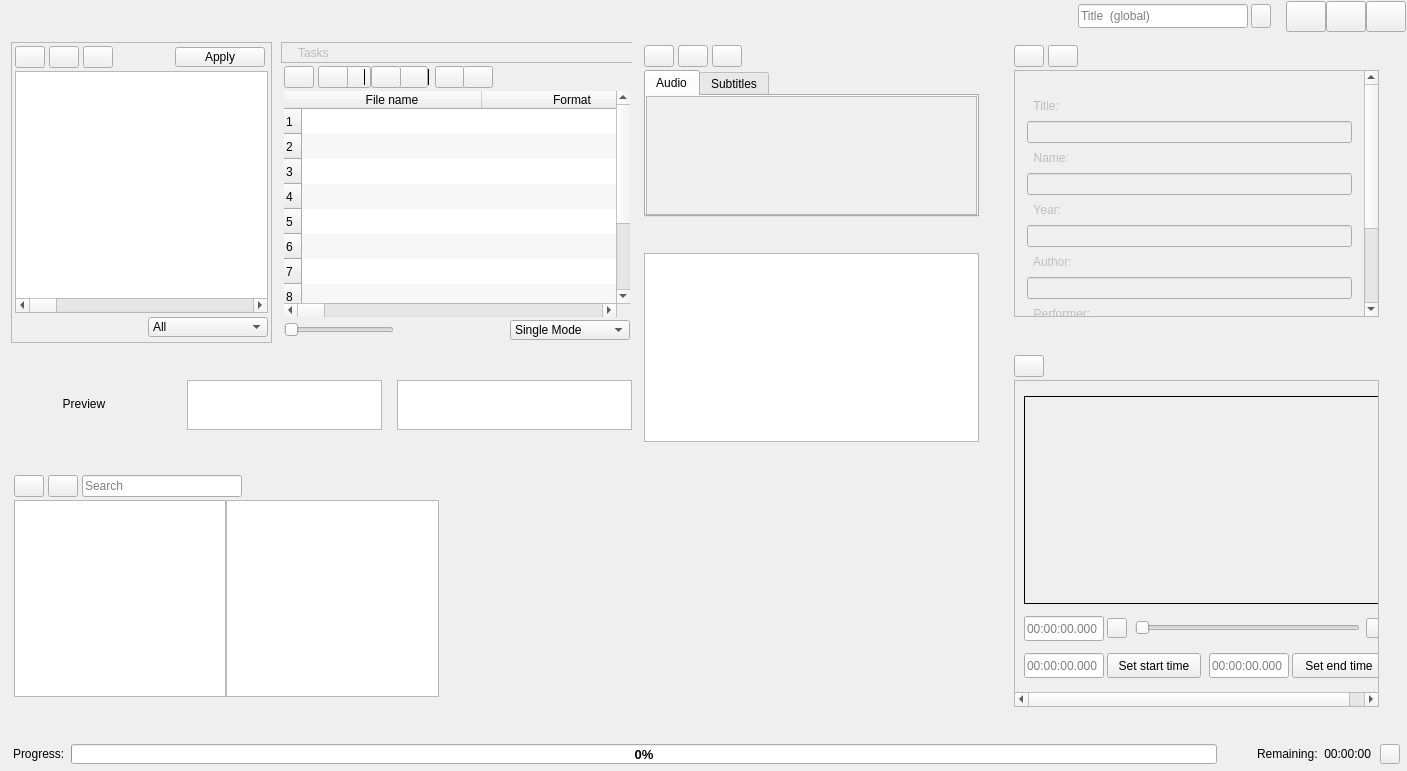
This is app/mainwindow.ui in CineEncoder/cine-encoder as Qt 5 draws it before an edit. The edited form follows.
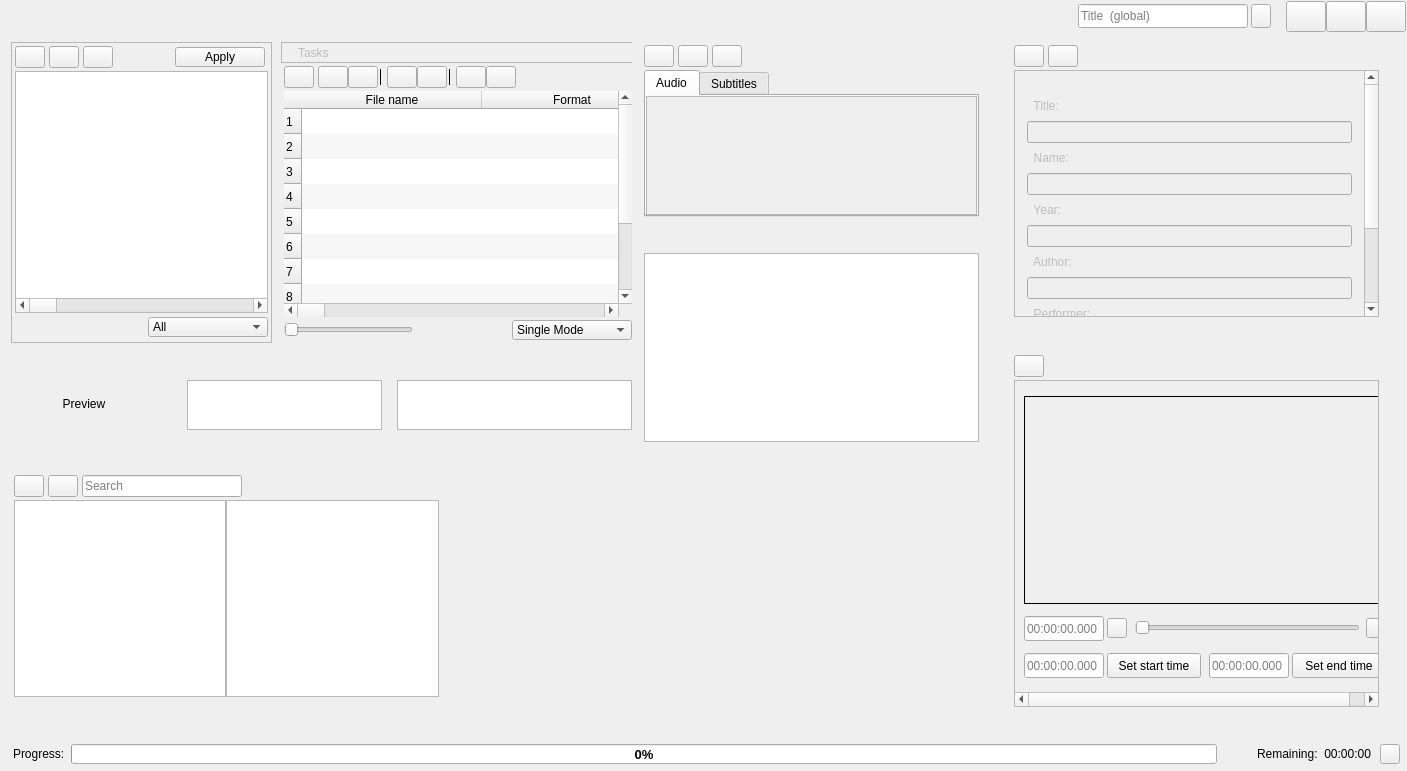
This is the edited form. Icons and pictures are not drawn. Custom widgets are drawn as their Qt base class.

Diff of the .ui file:
```diff
--- a/app/mainwindow.ui
+++ b/app/mainwindow.ui
@@ -2131,142 +2131,58 @@
                <property name="verticalSpacing">
                 <number>3</number>
                </property>
-               <item row="0" column="0" colspan="29">
-                <widget class="QFrame" name="frameTaskHeader">
+               <item row="2" column="18">
+                <widget class="QPushButton" name="start">
+                 <property name="enabled">
+                  <bool>true</bool>
+                 </property>
+                 <property name="sizePolicy">
+                  <sizepolicy hsizetype="Fixed" vsizetype="Fixed">
+                   <horstretch>0</horstretch>
+                   <verstretch>0</verstretch>
+                  </sizepolicy>
+                 </property>
                  <property name="minimumSize">
                   <size>
-                   <width>0</width>
-                   <height>21</height>
+                   <width>30</width>
+                   <height>22</height>
                   </size>
                  </property>
                  <property name="maximumSize">
                   <size>
-                   <width>3840</width>
-                   <height>30</height>
+                   <width>30</width>
+                   <height>22</height>
                   </size>
                  </property>
-                 <property name="frameShape">
-                  <enum>QFrame::StyledPanel</enum>
+                 <property name="toolTip">
+                  <string>Encode</string>
                  </property>
-                 <property name="frameShadow">
-                  <enum>QFrame::Raised</enum>
+                 <property name="text">
+                  <string/>
                  </property>
-                 <layout class="QGridLayout" name="gridLayout_27">
-                  <property name="leftMargin">
-                   <number>0</number>
-                  </property>
-                  <property name="topMargin">
-                   <number>0</number>
-                  </property>
-                  <property name="rightMargin">
-                   <number>0</number>
-                  </property>
-                  <property name="bottomMargin">
-                   <number>0</number>
-                  </property>
-                  <item row="0" column="2">
-                   <spacer name="horizontalSpacer_13">
-                    <property name="orientation">
-                     <enum>Qt::Horizontal</enum>
-                    </property>
-                    <property name="sizeType">
-                     <enum>QSizePolicy::Fixed</enum>
-                    </property>
-                    <property name="sizeHint" stdset="0">
-                     <size>
-                      <width>9</width>
-                      <height>9</height>
-                     </size>
-                    </property>
-                   </spacer>
-                  </item>
-                  <item row="0" column="5">
-                   <widget class="QPushButton" name="closeTWindow">
-                    <property name="minimumSize">
-                     <size>
-                      <width>20</width>
-                      <height>0</height>
-                     </size>
-                    </property>
-                    <property name="maximumSize">
-                     <size>
-                      <width>20</width>
-                      <height>20</height>
-                     </size>
-                    </property>
-                    <property name="text">
-                     <string/>
-                    </property>
-                    <property name="iconSize">
-                     <size>
-                      <width>10</width>
-                      <height>10</height>
-                     </size>
-                    </property>
-                    <property name="flat">
-                     <bool>true</bool>
-                    </property>
-                   </widget>
-                  </item>
-                  <item row="0" column="4">
-                   <spacer name="horizontalSpacer_19">
-                    <property name="orientation">
-                     <enum>Qt::Horizontal</enum>
-                    </property>
-                    <property name="sizeType">
-                     <enum>QSizePolicy::Expanding</enum>
-                    </property>
-                    <property name="sizeHint" stdset="0">
-                     <size>
-                      <width>9</width>
-                      <height>9</height>
-                     </size>
-                    </property>
-                   </spacer>
-                  </item>
-                  <item row="0" column="1">
-                   <widget class="QLabel" name="label_header">
-                    <property name="enabled">
-                     <bool>false</bool>
-                    </property>
-                    <property name="minimumSize">
-                     <size>
-                      <width>0</width>
-                      <height>20</height>
-                     </size>
-                    </property>
-                    <property name="maximumSize">
-                     <size>
-                      <width>3840</width>
-                      <height>30</height>
-                     </size>
-                    </property>
-                    <property name="text">
-                     <string>Tasks</string>
-                    </property>
-                   </widget>
-                  </item>
-                  <item row="0" column="0">
-                   <spacer name="horizontalSpacer">
-                    <property name="orientation">
-                     <enum>Qt::Horizontal</enum>
-                    </property>
-                    <property name="sizeType">
-                     <enum>QSizePolicy::Fixed</enum>
-                    </property>
-                    <property name="sizeHint" stdset="0">
-                     <size>
-                      <width>16</width>
-                      <height>9</height>
-                     </size>
-                    </property>
-                   </spacer>
-                  </item>
-                 </layout>
+                 <property name="iconSize">
+                  <size>
+                   <width>16</width>
+                   <height>16</height>
+                  </size>
+                 </property>
                 </widget>
                </item>
-               <item row="2" column="9">
-                <spacer name="horizontalSpacer_15">
+               <item row="2" column="21" colspan="10">
+                <spacer name="horizontalSpacer_50">
+                 <property name="orientation">
+                  <enum>Qt::Horizontal</enum>
+                 </property>
+                 <property name="sizeHint" stdset="0">
+                  <size>
+                   <width>40</width>
+                   <height>20</height>
+                  </size>
+                 </property>
+                </spacer>
+               </item>
+               <item row="2" column="3">
+                <spacer name="horizontalSpacer_44">
                  <property name="orientation">
                   <enum>Qt::Horizontal</enum>
                  </property>
@@ -2281,23 +2197,7 @@
                  </property>
                 </spacer>
                </item>
-               <item row="4" column="0">
-                <spacer name="horizontalSpacer_40">
-                 <property name="orientation">
-                  <enum>Qt::Horizontal</enum>
-                 </property>
-                 <property name="sizeType">
-                  <enum>QSizePolicy::Fixed</enum>
-                 </property>
-                 <property name="sizeHint" stdset="0">
-                  <size>
-                   <width>3</width>
-                   <height>6</height>
-                  </size>
-                 </property>
-                </spacer>
-               </item>
-               <item row="2" column="15">
+               <item row="2" column="17">
                 <spacer name="horizontalSpacer_18">
                  <property name="orientation">
                   <enum>Qt::Horizontal</enum>
@@ -2313,8 +2213,61 @@
                  </property>
                 </spacer>
                </item>
+               <item row="2" column="6">
+                <widget class="QPushButton" name="removeAllFiles">
+                 <property name="enabled">
+                  <bool>true</bool>
+                 </property>
+                 <property name="sizePolicy">
+                  <sizepolicy hsizetype="Fixed" vsizetype="Fixed">
+                   <horstretch>0</horstretch>
+                   <verstretch>0</verstretch>
+                  </sizepolicy>
+                 </property>
+                 <property name="minimumSize">
+                  <size>
+                   <width>30</width>
+                   <height>22</height>
+                  </size>
+                 </property>
+                 <property name="maximumSize">
+                  <size>
+                   <width>30</width>
+                   <height>22</height>
+                  </size>
+                 </property>
+                 <property name="toolTip">
+                  <string>Clear the list</string>
+                 </property>
+                 <property name="text">
+                  <string/>
+                 </property>
+                 <property name="default">
+                  <bool>false</bool>
+                 </property>
+                 <property name="flat">
+                  <bool>false</bool>
+                 </property>
+                </widget>
+               </item>
+               <item row="2" column="13">
+                <spacer name="horizontalSpacer_8">
+                 <property name="orientation">
+                  <enum>Qt::Horizontal</enum>
+                 </property>
+                 <property name="sizeType">
+                  <enum>QSizePolicy::Fixed</enum>
+                 </property>
+                 <property name="sizeHint" stdset="0">
+                  <size>
+                   <width>6</width>
+                   <height>9</height>
+                  </size>
+                 </property>
+                </spacer>
+               </item>
                <item row="2" column="7">
-                <spacer name="horizontalSpacer_24">
+                <spacer name="horizontalSpacer_25">
                  <property name="orientation">
                   <enum>Qt::Horizontal</enum>
                  </property>
@@ -2329,7 +2282,151 @@
                  </property>
                 </spacer>
                </item>
-               <item row="4" column="1" colspan="27" alignment="Qt::AlignHCenter">
+               <item row="2" column="10">
+                <widget class="QPushButton" name="sortUp">
+                 <property name="sizePolicy">
+                  <sizepolicy hsizetype="Fixed" vsizetype="Fixed">
+                   <horstretch>0</horstretch>
+                   <verstretch>0</verstretch>
+                  </sizepolicy>
+                 </property>
+                 <property name="minimumSize">
+                  <size>
+                   <width>30</width>
+                   <height>22</height>
+                  </size>
+                 </property>
+                 <property name="maximumSize">
+                  <size>
+                   <width>30</width>
+                   <height>22</height>
+                  </size>
+                 </property>
+                 <property name="toolTip">
+                  <string>Sort A-Z</string>
+                 </property>
+                 <property name="text">
+                  <string/>
+                 </property>
+                </widget>
+               </item>
+               <item row="5" column="23" colspan="8" alignment="Qt::AlignVCenter">
+                <widget class="QComboBox" name="comboBoxMode">
+                 <property name="sizePolicy">
+                  <sizepolicy hsizetype="Preferred" vsizetype="Fixed">
+                   <horstretch>0</horstretch>
+                   <verstretch>0</verstretch>
+                  </sizepolicy>
+                 </property>
+                 <property name="minimumSize">
+                  <size>
+                   <width>120</width>
+                   <height>0</height>
+                  </size>
+                 </property>
+                 <property name="maximumSize">
+                  <size>
+                   <width>130</width>
+                   <height>20</height>
+                  </size>
+                 </property>
+                 <property name="toolTip">
+                  <string>Mode</string>
+                 </property>
+                 <item>
+                  <property name="text">
+                   <string>Single Mode</string>
+                  </property>
+                 </item>
+                 <item>
+                  <property name="text">
+                   <string>Batch Mode</string>
+                  </property>
+                 </item>
+                </widget>
+               </item>
+               <item row="2" column="16">
+                <widget class="QPushButton" name="stop">
+                 <property name="enabled">
+                  <bool>true</bool>
+                 </property>
+                 <property name="sizePolicy">
+                  <sizepolicy hsizetype="Fixed" vsizetype="Fixed">
+                   <horstretch>0</horstretch>
+                   <verstretch>0</verstretch>
+                  </sizepolicy>
+                 </property>
+                 <property name="minimumSize">
+                  <size>
+                   <width>30</width>
+                   <height>22</height>
+                  </size>
+                 </property>
+                 <property name="maximumSize">
+                  <size>
+                   <width>30</width>
+                   <height>22</height>
+                  </size>
+                 </property>
+                 <property name="toolTip">
+                  <string>Stop</string>
+                 </property>
+                 <property name="text">
+                  <string/>
+                 </property>
+                </widget>
+               </item>
+               <item row="2" column="4">
+                <widget class="QPushButton" name="removeFile">
+                 <property name="enabled">
+                  <bool>true</bool>
+                 </property>
+                 <property name="sizePolicy">
+                  <sizepolicy hsizetype="Fixed" vsizetype="Fixed">
+                   <horstretch>0</horstretch>
+                   <verstretch>0</verstretch>
+                  </sizepolicy>
+                 </property>
+                 <property name="minimumSize">
+                  <size>
+                   <width>30</width>
+                   <height>22</height>
+                  </size>
+                 </property>
+                 <property name="maximumSize">
+                  <size>
+                   <width>30</width>
+                   <height>22</height>
+                  </size>
+                 </property>
+                 <property name="toolTip">
+                  <string>Remove from the list</string>
+                 </property>
+                 <property name="text">
+                  <string/>
+                 </property>
+                 <property name="default">
+                  <bool>false</bool>
+                 </property>
+                 <property name="flat">
+                  <bool>false</bool>
+                 </property>
+                </widget>
+               </item>
+               <item row="2" column="20">
+                <spacer name="horizontalSpacer_41">
+                 <property name="orientation">
+                  <enum>Qt::Horizontal</enum>
+                 </property>
+                 <property name="sizeHint" stdset="0">
+                  <size>
+                   <width>40</width>
+                   <height>20</height>
+                  </size>
+                 </property>
+                </spacer>
+               </item>
+               <item row="4" column="1" colspan="30" alignment="Qt::AlignHCenter">
                 <widget class="QTableWidget" name="tableWidget">
                  <property name="enabled">
                   <bool>true</bool>
@@ -2723,172 +2820,7 @@
                  </column>
                 </widget>
                </item>
-               <item row="2" column="5">
-                <widget class="QPushButton" name="removeAllFiles">
-                 <property name="enabled">
-                  <bool>true</bool>
-                 </property>
-                 <property name="sizePolicy">
-                  <sizepolicy hsizetype="Fixed" vsizetype="Fixed">
-                   <horstretch>0</horstretch>
-                   <verstretch>0</verstretch>
-                  </sizepolicy>
-                 </property>
-                 <property name="minimumSize">
-                  <size>
-                   <width>30</width>
-                   <height>22</height>
-                  </size>
-                 </property>
-                 <property name="maximumSize">
-                  <size>
-                   <width>30</width>
-                   <height>22</height>
-                  </size>
-                 </property>
-                 <property name="toolTip">
-                  <string>Clear the list</string>
-                 </property>
-                 <property name="text">
-                  <string/>
-                 </property>
-                 <property name="default">
-                  <bool>false</bool>
-                 </property>
-                 <property name="flat">
-                  <bool>false</bool>
-                 </property>
-                </widget>
-               </item>
-               <item row="2" column="4">
-                <widget class="QPushButton" name="removeFile">
-                 <property name="enabled">
-                  <bool>true</bool>
-                 </property>
-                 <property name="sizePolicy">
-                  <sizepolicy hsizetype="Fixed" vsizetype="Fixed">
-                   <horstretch>0</horstretch>
-                   <verstretch>0</verstretch>
-                  </sizepolicy>
-                 </property>
-                 <property name="minimumSize">
-                  <size>
-                   <width>30</width>
-                   <height>22</height>
-                  </size>
-                 </property>
-                 <property name="maximumSize">
-                  <size>
-                   <width>30</width>
-                   <height>22</height>
-                  </size>
-                 </property>
-                 <property name="toolTip">
-                  <string>Remove from the list</string>
-                 </property>
-                 <property name="text">
-                  <string/>
-                 </property>
-                 <property name="default">
-                  <bool>false</bool>
-                 </property>
-                 <property name="flat">
-                  <bool>false</bool>
-                 </property>
-                </widget>
-               </item>
-               <item row="2" column="14">
-                <widget class="QPushButton" name="stop">
-                 <property name="enabled">
-                  <bool>true</bool>
-                 </property>
-                 <property name="sizePolicy">
-                  <sizepolicy hsizetype="Fixed" vsizetype="Fixed">
-                   <horstretch>0</horstretch>
-                   <verstretch>0</verstretch>
-                  </sizepolicy>
-                 </property>
-                 <property name="minimumSize">
-                  <size>
-                   <width>30</width>
-                   <height>22</height>
-                  </size>
-                 </property>
-                 <property name="maximumSize">
-                  <size>
-                   <width>30</width>
-                   <height>22</height>
-                  </size>
-                 </property>
-                 <property name="toolTip">
-                  <string>Stop</string>
-                 </property>
-                 <property name="text">
-                  <string/>
-                 </property>
-                </widget>
-               </item>
-               <item row="2" column="11">
-                <spacer name="horizontalSpacer_8">
-                 <property name="orientation">
-                  <enum>Qt::Horizontal</enum>
-                 </property>
-                 <property name="sizeType">
-                  <enum>QSizePolicy::Fixed</enum>
-                 </property>
-                 <property name="sizeHint" stdset="0">
-                  <size>
-                   <width>6</width>
-                   <height>9</height>
-                  </size>
-                 </property>
-                </spacer>
-               </item>
-               <item row="2" column="10">
-                <widget class="QPushButton" name="sortDown">
-                 <property name="sizePolicy">
-                  <sizepolicy hsizetype="Fixed" vsizetype="Fixed">
-                   <horstretch>0</horstretch>
-                   <verstretch>0</verstretch>
-                  </sizepolicy>
-                 </property>
-                 <property name="minimumSize">
-                  <size>
-                   <width>30</width>
-                   <height>22</height>
-                  </size>
-                 </property>
-                 <property name="maximumSize">
-                  <size>
-                   <width>60</width>
-                   <height>44</height>
-                  </size>
-                 </property>
-                 <property name="toolTip">
-                  <string>Sort Z-A</string>
-                 </property>
-                 <property name="text">
-                  <string/>
-                 </property>
-                </widget>
-               </item>
-               <item row="4" column="28">
-                <spacer name="horizontalSpacer_38">
-                 <property name="orientation">
-                  <enum>Qt::Horizontal</enum>
-                 </property>
-                 <property name="sizeType">
-                  <enum>QSizePolicy::Fixed</enum>
-                 </property>
-                 <property name="sizeHint" stdset="0">
-                  <size>
-                   <width>3</width>
-                   <height>6</height>
-                  </size>
-                 </property>
-                </spacer>
-               </item>
-               <item row="2" column="6" alignment="Qt::AlignVCenter">
+               <item row="2" column="8" alignment="Qt::AlignVCenter">
                 <widget class="Line" name="line_4">
                  <property name="minimumSize">
                   <size>
@@ -2910,37 +2842,18 @@
                  </property>
                 </widget>
                </item>
-               <item row="2" column="12" alignment="Qt::AlignVCenter">
-                <widget class="Line" name="line_3">
-                 <property name="minimumSize">
-                  <size>
-                   <width>1</width>
-                   <height>16</height>
-                  </size>
-                 </property>
-                 <property name="maximumSize">
-                  <size>
-                   <width>1</width>
-                   <height>16</height>
-                  </size>
-                 </property>
-                 <property name="frameShadow">
-                  <enum>QFrame::Plain</enum>
-                 </property>
-                 <property name="orientation">
-                  <enum>Qt::Vertical</enum>
-                 </property>
-                </widget>
-               </item>
-               <item row="2" column="18" colspan="10">
-                <spacer name="horizontalSpacer_50">
+               <item row="2" column="15">
+                <spacer name="horizontalSpacer_16">
                  <property name="orientation">
                   <enum>Qt::Horizontal</enum>
                  </property>
+                 <property name="sizeType">
+                  <enum>QSizePolicy::Fixed</enum>
+                 </property>
                  <property name="sizeHint" stdset="0">
                   <size>
-                   <width>40</width>
-                   <height>20</height>
+                   <width>6</width>
+                   <height>9</height>
                   </size>
                  </property>
                 </spacer>
@@ -2979,37 +2892,170 @@
                  </property>
                 </widget>
                </item>
-               <item row="2" column="5">
-                <spacer name="horizontalSpacer_25">
-                 <property name="orientation">
-                  <enum>Qt::Horizontal</enum>
+               <item row="2" column="12">
+                <widget class="QPushButton" name="sortDown">
+                 <property name="sizePolicy">
+                  <sizepolicy hsizetype="Fixed" vsizetype="Fixed">
+                   <horstretch>0</horstretch>
+                   <verstretch>0</verstretch>
+                  </sizepolicy>
                  </property>
-                 <property name="sizeType">
-                  <enum>QSizePolicy::Fixed</enum>
+                 <property name="minimumSize">
+                  <size>
+                   <width>30</width>
+                   <height>22</height>
+                  </size>
                  </property>
-                 <property name="sizeHint" stdset="0">
+                 <property name="maximumSize">
                   <size>
-                   <width>6</width>
-                   <height>9</height>
+                   <width>60</width>
+                   <height>44</height>
                   </size>
                  </property>
-                </spacer>
+                 <property name="toolTip">
+                  <string>Sort Z-A</string>
+                 </property>
+                 <property name="text">
+                  <string/>
+                 </property>
+                </widget>
                </item>
-               <item row="2" column="17">
-                <spacer name="horizontalSpacer_41">
-                 <property name="orientation">
-                  <enum>Qt::Horizontal</enum>
+               <item row="0" column="0" colspan="32">
+                <widget class="QFrame" name="frameTaskHeader">
+                 <property name="minimumSize">
+                  <size>
+                   <width>0</width>
+                   <height>21</height>
+                  </size>
                  </property>
-                 <property name="sizeHint" stdset="0">
+                 <property name="maximumSize">
                   <size>
-                   <width>40</width>
-                   <height>20</height>
+                   <width>3840</width>
+                   <height>30</height>
                   </size>
                  </property>
-                </spacer>
+                 <property name="frameShape">
+                  <enum>QFrame::StyledPanel</enum>
+                 </property>
+                 <property name="frameShadow">
+                  <enum>QFrame::Raised</enum>
+                 </property>
+                 <layout class="QGridLayout" name="gridLayout_27">
+                  <property name="leftMargin">
+                   <number>0</number>
+                  </property>
+                  <property name="topMargin">
+                   <number>0</number>
+                  </property>
+                  <property name="rightMargin">
+                   <number>0</number>
+                  </property>
+                  <property name="bottomMargin">
+                   <number>0</number>
+                  </property>
+                  <item row="0" column="2">
+                   <spacer name="horizontalSpacer_13">
+                    <property name="orientation">
+                     <enum>Qt::Horizontal</enum>
+                    </property>
+                    <property name="sizeType">
+                     <enum>QSizePolicy::Fixed</enum>
+                    </property>
+                    <property name="sizeHint" stdset="0">
+                     <size>
+                      <width>9</width>
+                      <height>9</height>
+                     </size>
+                    </property>
+                   </spacer>
+                  </item>
+                  <item row="0" column="5">
+                   <widget class="QPushButton" name="closeTWindow">
+                    <property name="minimumSize">
+                     <size>
+                      <width>20</width>
+                      <height>0</height>
+                     </size>
+                    </property>
+                    <property name="maximumSize">
+                     <size>
+                      <width>20</width>
+                      <height>20</height>
+                     </size>
+                    </property>
+                    <property name="text">
+                     <string/>
+                    </property>
+                    <property name="iconSize">
+                     <size>
+                      <width>10</width>
+                      <height>10</height>
+                     </size>
+                    </property>
+                    <property name="flat">
+                     <bool>true</bool>
+                    </property>
+                   </widget>
+                  </item>
+                  <item row="0" column="4">
+                   <spacer name="horizontalSpacer_19">
+                    <property name="orientation">
+                     <enum>Qt::Horizontal</enum>
+                    </property>
+                    <property name="sizeType">
+                     <enum>QSizePolicy::Expanding</enum>
+                    </property>
+                    <property name="sizeHint" stdset="0">
+                     <size>
+                      <width>9</width>
+                      <height>9</height>
+                     </size>
+                    </property>
+                   </spacer>
+                  </item>
+                  <item row="0" column="1">
+                   <widget class="QLabel" name="label_header">
+                    <property name="enabled">
+                     <bool>false</bool>
+                    </property>
+                    <property name="minimumSize">
+                     <size>
+                      <width>0</width>
+                      <height>20</height>
+                     </size>
+                    </property>
+                    <property name="maximumSize">
+                     <size>
+                      <width>3840</width>
+                      <height>30</height>
+                     </size>
+                    </property>
+                    <property name="text">
+                     <string>Tasks</string>
+                    </property>
+                   </widget>
+                  </item>
+                  <item row="0" column="0">
+                   <spacer name="horizontalSpacer">
+                    <property name="orientation">
+                     <enum>Qt::Horizontal</enum>
+                    </property>
+                    <property name="sizeType">
+                     <enum>QSizePolicy::Fixed</enum>
+                    </property>
+                    <property name="sizeHint" stdset="0">
+                     <size>
+                      <width>16</width>
+                      <height>9</height>
+                     </size>
+                    </property>
+                   </spacer>
+                  </item>
+                 </layout>
+                </widget>
                </item>
-               <item row="2" column="3">
-                <spacer name="horizontalSpacer_44">
+               <item row="2" column="11">
+                <spacer name="horizontalSpacer_15">
                  <property name="orientation">
                   <enum>Qt::Horizontal</enum>
                  </property>
@@ -3024,123 +3070,7 @@
                  </property>
                 </spacer>
                </item>
-               <item row="2" column="8">
-                <widget class="QPushButton" name="sortUp">
-                 <property name="sizePolicy">
-                  <sizepolicy hsizetype="Fixed" vsizetype="Fixed">
-                   <horstretch>0</horstretch>
-                   <verstretch>0</verstretch>
-                  </sizepolicy>
-                 </property>
-                 <property name="minimumSize">
-                  <size>
-                   <width>30</width>
-                   <height>22</height>
-                  </size>
-                 </property>
-                 <property name="maximumSize">
-                  <size>
-                   <width>30</width>
-                   <height>22</height>
-                  </size>
-                 </property>
-                 <property name="toolTip">
-                  <string>Sort A-Z</string>
-                 </property>
-                 <property name="text">
-                  <string/>
-                 </property>
-                </widget>
-               </item>
-               <item row="2" column="16">
-                <widget class="QPushButton" name="start">
-                 <property name="enabled">
-                  <bool>true</bool>
-                 </property>
-                 <property name="sizePolicy">
-                  <sizepolicy hsizetype="Fixed" vsizetype="Fixed">
-                   <horstretch>0</horstretch>
-                   <verstretch>0</verstretch>
-                  </sizepolicy>
-                 </property>
-                 <property name="minimumSize">
-                  <size>
-                   <width>30</width>
-                   <height>22</height>
-                  </size>
-                 </property>
-                 <property name="maximumSize">
-                  <size>
-                   <width>30</width>
-                   <height>22</height>
-                  </size>
-                 </property>
-                 <property name="toolTip">
-                  <string>Encode</string>
-                 </property>
-                 <property name="text">
-                  <string/>
-                 </property>
-                 <property name="iconSize">
-                  <size>
-                   <width>16</width>
-                   <height>16</height>
-                  </size>
-                 </property>
-                </widget>
-               </item>
-               <item row="5" column="20" colspan="8" alignment="Qt::AlignVCenter">
-                <widget class="QComboBox" name="comboBoxMode">
-                 <property name="sizePolicy">
-                  <sizepolicy hsizetype="Preferred" vsizetype="Fixed">
-                   <horstretch>0</horstretch>
-                   <verstretch>0</verstretch>
-                  </sizepolicy>
-                 </property>
-                 <property name="minimumSize">
-                  <size>
-                   <width>120</width>
-                   <height>0</height>
-                  </size>
-                 </property>
-                 <property name="maximumSize">
-                  <size>
-                   <width>130</width>
-                   <height>20</height>
-                  </size>
-                 </property>
-                 <property name="toolTip">
-                  <string>Mode</string>
-                 </property>
-                 <item>
-                  <property name="text">
-                   <string>Single Mode</string>
-                  </property>
-                 </item>
-                 <item>
-                  <property name="text">
-                   <string>Batch Mode</string>
-                  </property>
-                 </item>
-                </widget>
-               </item>
-               <item row="2" column="13">
-                <spacer name="horizontalSpacer_16">
-                 <property name="orientation">
-                  <enum>Qt::Horizontal</enum>
-                 </property>
-                 <property name="sizeType">
-                  <enum>QSizePolicy::Fixed</enum>
-                 </property>
-                 <property name="sizeHint" stdset="0">
-                  <size>
-                   <width>6</width>
-                   <height>9</height>
-                  </size>
-                 </property>
-                </spacer>
-               </item>
-               <item row="5" column="1" colspan="8">
+               <item row="5" column="1" colspan="10">
                 <widget class="QSlider" name="sliderResize">
                  <property name="minimumSize">
                   <size>
@@ -3174,6 +3104,92 @@
                  </property>
                 </widget>
                </item>
+               <item row="2" column="9">
+                <spacer name="horizontalSpacer_24">
+                 <property name="orientation">
+                  <enum>Qt::Horizontal</enum>
+                 </property>
+                 <property name="sizeType">
+                  <enum>QSizePolicy::Fixed</enum>
+                 </property>
+                 <property name="sizeHint" stdset="0">
+                  <size>
+                   <width>6</width>
+                   <height>9</height>
+                  </size>
+                 </property>
+                </spacer>
+               </item>
+               <item row="4" column="31">
+                <spacer name="horizontalSpacer_38">
+                 <property name="orientation">
+                  <enum>Qt::Horizontal</enum>
+                 </property>
+                 <property name="sizeType">
+                  <enum>QSizePolicy::Fixed</enum>
+                 </property>
+                 <property name="sizeHint" stdset="0">
+                  <size>
+                   <width>3</width>
+                   <height>6</height>
+                  </size>
+                 </property>
+                </spacer>
+               </item>
+               <item row="2" column="14" alignment="Qt::AlignVCenter">
+                <widget class="Line" name="line_3">
+                 <property name="minimumSize">
+                  <size>
+                   <width>1</width>
+                   <height>16</height>
+                  </size>
+                 </property>
+                 <property name="maximumSize">
+                  <size>
+                   <width>1</width>
+                   <height>16</height>
+                  </size>
+                 </property>
+                 <property name="frameShadow">
+                  <enum>QFrame::Plain</enum>
+                 </property>
+                 <property name="orientation">
+                  <enum>Qt::Vertical</enum>
+                 </property>
+                </widget>
+               </item>
+               <item row="4" column="0">
+                <spacer name="horizontalSpacer_40">
+                 <property name="orientation">
+                  <enum>Qt::Horizontal</enum>
+                 </property>
+                 <property name="sizeType">
+                  <enum>QSizePolicy::Fixed</enum>
+                 </property>
+                 <property name="sizeHint" stdset="0">
+                  <size>
+                   <width>3</width>
+                   <height>6</height>
+                  </size>
+                 </property>
+                </spacer>
+               </item>
+               <item row="2" column="5">
+                <spacer name="horizontalSpacer_2">
+                 <property name="orientation">
+                  <enum>Qt::Horizontal</enum>
+                 </property>
+                 <property name="sizeType">
+                  <enum>QSizePolicy::Fixed</enum>
+                 </property>
+                 <property name="sizeHint" stdset="0">
+                  <size>
+                   <width>4</width>
+                   <height>9</height>
+                  </size>
+                 </property>
+                </spacer>
+               </item>
               </layout>
              </item>
             </layout>
```
